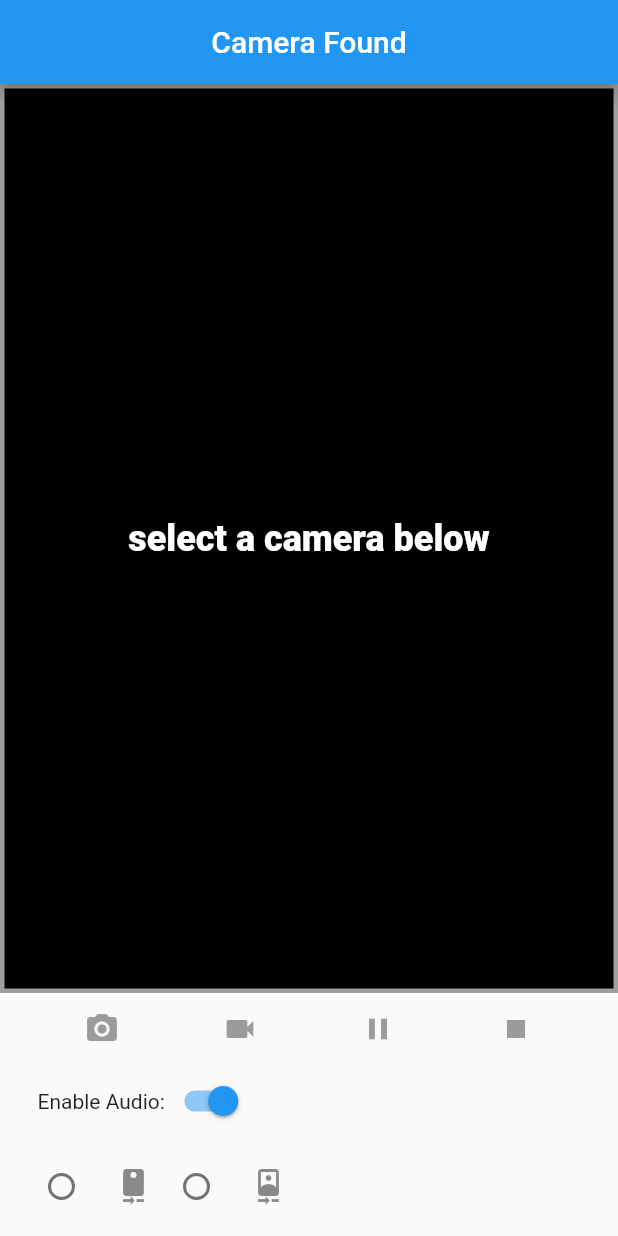
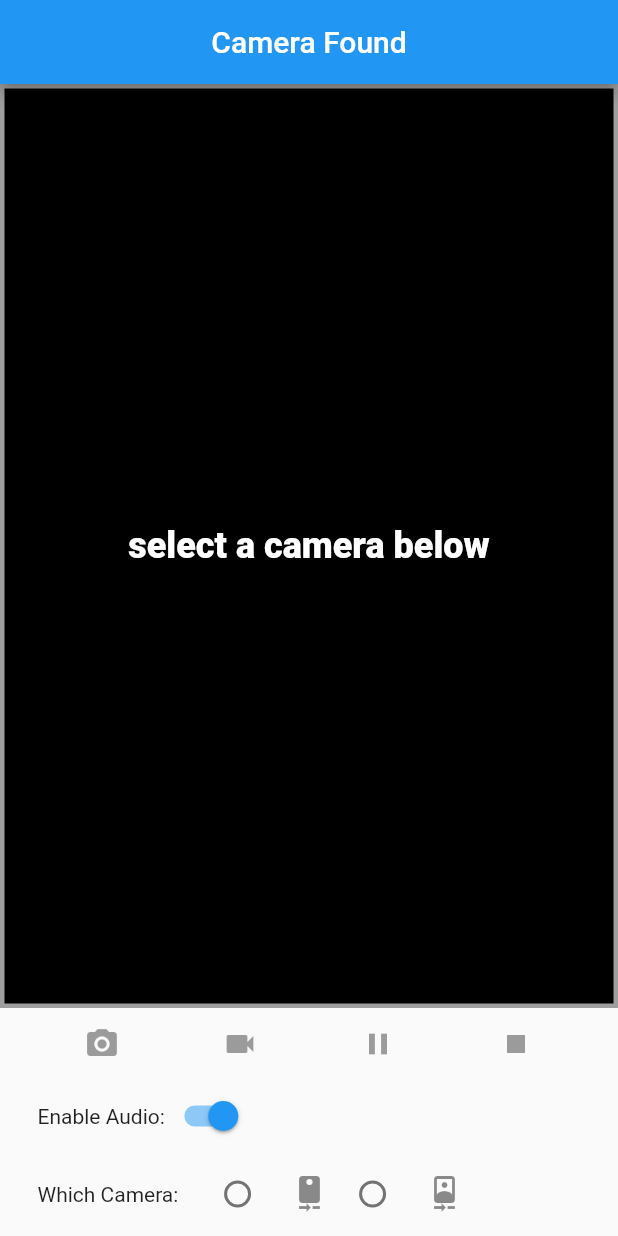
Before and after one commit to ethan-jiang-1/flutterapp2, a Flutter app: the CameraExampleHome screen opened directly, after a tap on "Camera Not Found (tap to find)", on a phone screen of 412 x 824 dp. Run offline on Flutter 3.47's test engine with Material 2 defaults, Android fonts, the phone set to English and light mode, and no system bars; our stand-ins replace bloc, camera, equatable, flutter_bloc, flutter_blue, get_it and 2 more; missing offline and left inert: flurry.

Commit message:
await for cameras -- still not working

```diff
--- a/lib/page_cam0/page_cam0.dart
+++ b/lib/page_cam0/page_cam0.dart
@@ -38,8 +38,6 @@ class CameraExampleHome extends StatefulWidget {
   }
 }
 
-
-
 class _CameraExampleHomeState extends State<CameraExampleHome> with WidgetsBindingObserver {
   List<CameraDescription> cameras = [];
 
@@ -54,11 +52,21 @@ class _CameraExampleHomeState extends State<CameraExampleHome> with WidgetsBindi
       try {
         WidgetsFlutterBinding.ensureInitialized();
         cameras = await availableCameras();
+        print("camera inited..." + cameras.isEmpty.toString());
       } on CameraException catch (e) {
         logError(e.code, e.description);
+        print("camera init failed..." + e.description);
       }
   }
 
+  void waitCamera() async{
+    for (int i=0; i<10; i++) {
+      await Future.delayed(const Duration(milliseconds: 500));
+      if (cameras.isNotEmpty)
+        break;
+    }
+    print("camera wait result: " + cameras.isNotEmpty.toString());
+  }
 
   @override
   void initState() {
@@ -92,6 +100,7 @@ class _CameraExampleHomeState extends State<CameraExampleHome> with WidgetsBindi
   @override
   Widget build(BuildContext context) {
     initCamera();
+    waitCamera();
     return Scaffold(
       key: _scaffoldKey,
       appBar: AppBar(
@@ -102,7 +111,7 @@ class _CameraExampleHomeState extends State<CameraExampleHome> with WidgetsBindi
           },
           child: Container(
             child:Center(
-              child: Text((cameras.length == 0) ? 'Camera Not Found (tap to find)': 'Camera Found')
+              child: Text((cameras.isEmpty) ? 'Camera Not Found (tap to find)': 'Camera Found')
             )
           )
         ),
@@ -131,7 +140,7 @@ class _CameraExampleHomeState extends State<CameraExampleHome> with WidgetsBindi
           _captureControlRowWidget(),
           _toggleAudioWidget(),
           Padding(
-            padding: const EdgeInsets.all(5.0),
+            padding: const EdgeInsets.only(left: 25),
             child: Row(
               mainAxisAlignment: MainAxisAlignment.start,
               children: <Widget>[
@@ -149,7 +158,7 @@ class _CameraExampleHomeState extends State<CameraExampleHome> with WidgetsBindi
   Widget _cameraPreviewWidget() {
     if (controller == null || !controller.value.isInitialized) {
       return Text(
-        (cameras.length == 0)? 'No camera found': 'select a camera below',
+        (cameras.isEmpty)? 'No camera found': 'select a camera below',
         style: TextStyle(
           color: Colors.white,
           fontSize: 24.0,
@@ -171,11 +180,11 @@ class _CameraExampleHomeState extends State<CameraExampleHome> with WidgetsBindi
       child: Row(
         children: <Widget>[
           Visibility (
-            visible: (cameras.length == 0)? false: true,
+            visible: (cameras.isEmpty)? false: true,
             child:Text('Enable Audio:'),
           ),
           Visibility(
-            visible: (cameras.length == 0)? false: true,
+            visible: (cameras.isEmpty)? false: true,
             child:  Switch(
               value: enableAudio,
               onChanged: (bool value) {
@@ -284,6 +293,7 @@ class _CameraExampleHomeState extends State<CameraExampleHome> with WidgetsBindi
           child:Text('No camera found, Tap title bar to refresh'),
       );
     } else {
+      toggles.add(Text("Which Camera: "));
       for (CameraDescription cameraDescription in cameras) {
         toggles.add(
           SizedBox(
@@ -504,6 +514,7 @@ class _CameraExampleHomeState extends State<CameraExampleHome> with WidgetsBindi
 class PageCamera0 extends StatelessWidget {
   @override
   Widget build(BuildContext context) {
+    print("PageCamera0 build called...");
     return MaterialApp(
       home: CameraExampleHome(),
     );
```
